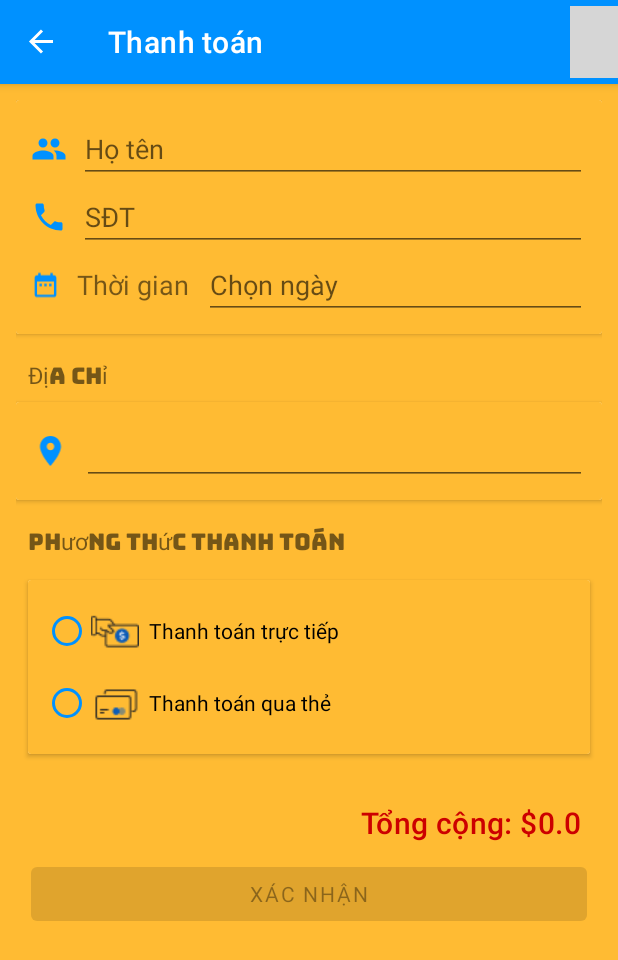
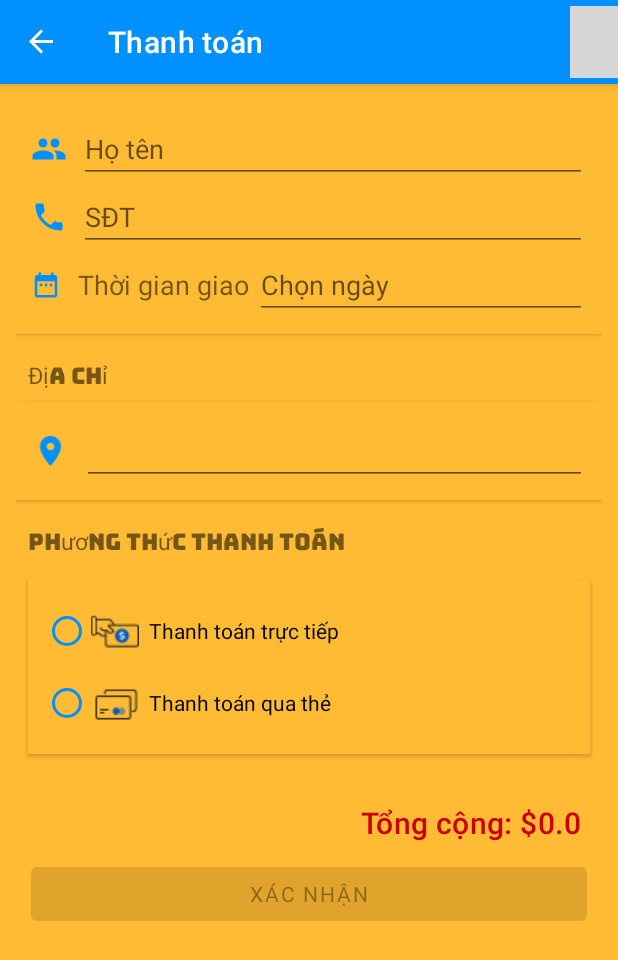
Before and after one commit to duytan2407/DACN, an Android app: the PaymentFragment screen opened through its navigation route, on a phone screen of 412 x 824 dp. Shown: the top 960 px of the screen. Run offline under Robolectric (Android 15) with nearby library versions, the phone set to English and light mode, and no system bars; our stand-ins replace Volley, navigation-ui; libraries missing offline, so code that uses them is left out: com.braintreepayments.api; Roboto replaces fonts that are not available here; 3 statements that could not run were skipped; grey boxes are pictures that could not be loaded.

Commit message:
push 3/3

```diff
--- a/app/src/main/java/com/example/dacn/views/DetailFragment.java
+++ b/app/src/main/java/com/example/dacn/views/DetailFragment.java
@@ -10,6 +10,7 @@ import androidx.lifecycle.ViewModelProvider;
 import android.view.LayoutInflater;
 import android.view.View;
 import android.view.ViewGroup;
+import android.widget.TextView;
 
 import com.example.dacn.R;
 import com.example.dacn.databinding.FragmentDetailBinding;
--- a/app/src/main/java/com/example/dacn/views/PaymentFragment.java
+++ b/app/src/main/java/com/example/dacn/views/PaymentFragment.java
@@ -88,7 +88,6 @@ public class PaymentFragment extends Fragment implements CartListAdapter.CartInt
 
         shopViewModel = new ViewModelProvider(requireActivity()).get(ShopViewModel.class);
         shopViewModel.getCart().observe(getViewLifecycleOwner(), new Observer<List<CartItem>>() {
-
             @Override
             public void onChanged(List<CartItem> cartItems) {
                 cartListAdapter.submitList(cartItems);
--- a/app/src/main/java/com/example/dacn/views/ShopFragment.java
+++ b/app/src/main/java/com/example/dacn/views/ShopFragment.java
@@ -9,11 +9,14 @@ import androidx.lifecycle.Observer;
 import androidx.lifecycle.ViewModelProvider;
 import androidx.navigation.NavController;
 import androidx.navigation.Navigation;
+import androidx.recyclerview.widget.DividerItemDecoration;
 
 import android.util.Log;
 import android.view.LayoutInflater;
 import android.view.View;
 import android.view.ViewGroup;
+import android.widget.Button;
+import android.widget.TextView;
 
 import com.example.dacn.R;
 import com.example.dacn.adapters.ShopListAdapter;
@@ -47,6 +50,7 @@ public class ShopFragment extends Fragment implements ShopListAdapter.ShopInterf
 
         shopListAdapter = new ShopListAdapter(this);
         fragmentShopBinding.shopRecyclerView.setAdapter(shopListAdapter);
+        fragmentShopBinding.shopRecyclerView.addItemDecoration(new DividerItemDecoration(requireContext(), DividerItemDecoration.VERTICAL));
 
         shopViewModel = new ViewModelProvider(requireActivity()).get(ShopViewModel.class);
         shopViewModel.getFoods().observe(getViewLifecycleOwner(), new Observer<List<Food>>() {
@@ -55,6 +59,7 @@ public class ShopFragment extends Fragment implements ShopListAdapter.ShopInterf
                 shopListAdapter.submitList(foods);
             }
         });
+
         navController = Navigation.findNavController(view);
     }
 
@@ -78,7 +83,6 @@ public class ShopFragment extends Fragment implements ShopListAdapter.ShopInterf
                     .show();
         }
     }
-
     @Override
     public void onItemClick(Food food) {
 //        Log.d(TAG, "onItemClick: " + food.toString());
--- a/app/src/main/res/layout/fragment_detail.xml
+++ b/app/src/main/res/layout/fragment_detail.xml
@@ -87,11 +87,12 @@
                     android:textColor="@color/colorRed"
                     android:textAppearance="@style/TextAppearance.MaterialComponents.Body1" />
                 <TextView
-                    android:id="@+id/AmountTextView"
+                    android:id="@+id/StatusTextView"
                     android:layout_width="wrap_content"
                     android:layout_height="wrap_content"
                     android:layout_weight="0.98"
-                    android:text="@{String.valueOf(shopViewModel.food.tinhTrang)}"
+                    android:text="@{shopViewModel.food.tinhTrang ? `Vẫn còn` : `Đã hết`}"
+                    android:textColor="@{shopViewModel.food.tinhTrang ? @color/g1 : @color/red}"
                     android:textAppearance="@style/TextAppearance.MaterialComponents.Subtitle1" />
             </LinearLayout>
 
--- a/app/src/main/res/layout/fragment_payment.xml
+++ b/app/src/main/res/layout/fragment_payment.xml
@@ -104,15 +104,16 @@
                         android:layout_height="wrap_content"
                         android:layout_gravity="center_vertical"
                         android:layout_marginLeft="11dp"
-                        android:layout_weight="3"
-                        android:text="Thời gian"
+                        android:layout_weight="4"
+
+                        android:text="Thời gian giao"
                         android:textSize="18sp" />
 
                     <EditText
                         android:id="@+id/edtDate"
                         android:layout_width="0dp"
                         android:layout_height="wrap_content"
-                        android:layout_weight="9"
+                        android:layout_weight="7.5"
                         android:hint="Chọn ngày"
                         android:inputType="none" />
                 </LinearLayout>
--- a/app/src/main/res/values/colors.xml
+++ b/app/src/main/res/values/colors.xml
@@ -12,6 +12,7 @@
     <color name="red">#F43636</color>
     <color name="blue">#2196F3</color>
     <color name="yellow">#FFEB3B</color>
+    <color name="g1">#007002</color>
     <color name="green">#4CAF50</color>
     <color name="gray">#4391AF4C</color>
     <color name="content_dialog">#1d1e1f</color>
```
Also changed, not shown: app/src/main/java/com/example/dacn/models/Food.java (+9 -9 lines), app/src/main/res/layout/shop_row.xml (+5 -6 lines).
